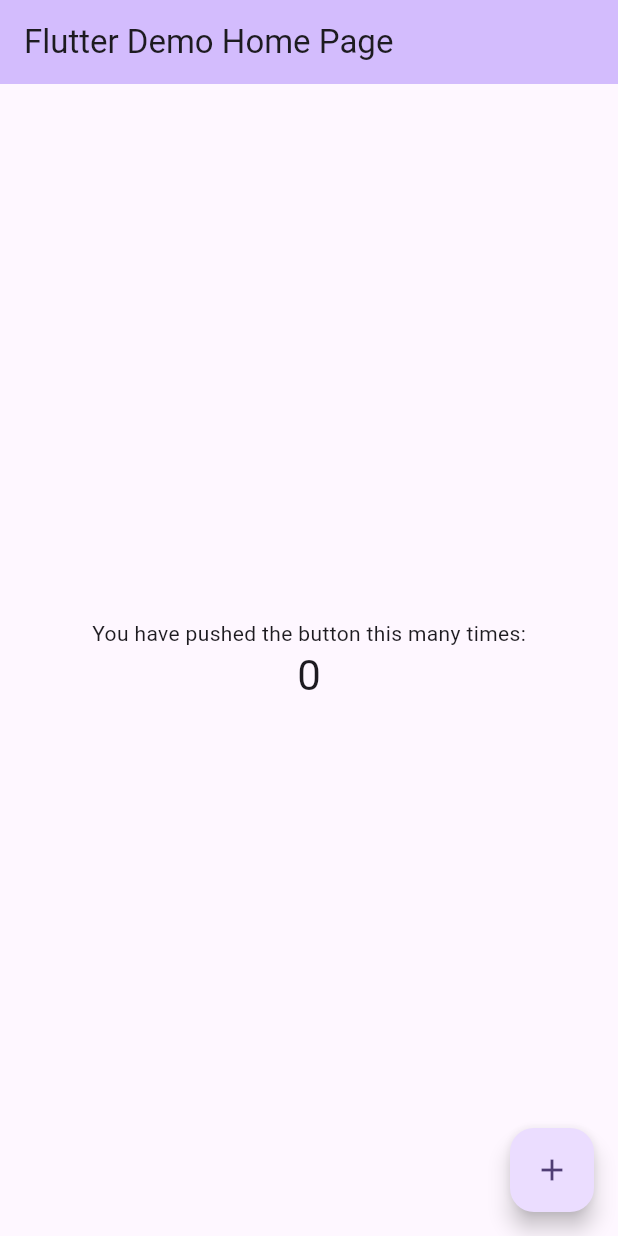
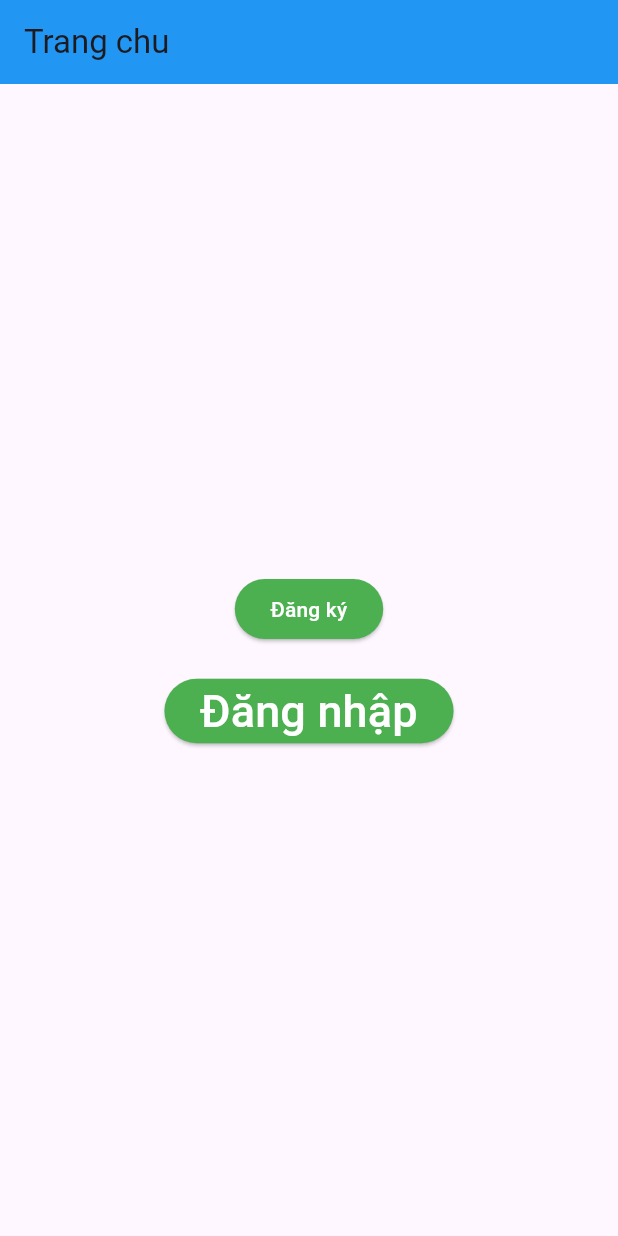
Before and after one commit to trandai03/final_mobile, a Flutter app: the screen it shows after launch, on a phone screen of 412 x 824 dp. Run offline on Flutter 3.47's test engine with Material 3 defaults, Android fonts, the phone set to English and light mode, and no system bars; our stand-ins replace firebase_auth, firebase_core; accounts and stored records are empty.

Commit message:
update
chạy được trên web nhé

```diff
--- a/Cat_api/lib/main.dart
+++ b/Cat_api/lib/main.dart
@@ -1,125 +1,37 @@
+import 'package:cat_api/widgets/homepage.dart';
+import 'package:cat_api/widgets/register.dart';
+import 'package:firebase_core/firebase_core.dart';
+import 'package:flutter/foundation.dart';
 import 'package:flutter/material.dart';
 
-void main() {
+Future<void> main() async {
+  WidgetsFlutterBinding.ensureInitialized();
+  if (kIsWeb) {
+    await Firebase.initializeApp(
+        options: FirebaseOptions(
+            apiKey: "AIzaSyCmyER6TNPQrBGZ1kT2posEH3jS52uGlb8",
+            appId: "1:437172282524:web:fc2ab1f05e9ee4c38b7959",
+            messagingSenderId: "437172282524",
+            projectId: "shop-cat-eb9d3"));
+  }
+  await Firebase.initializeApp();
   runApp(const MyApp());
 }
 
 class MyApp extends StatelessWidget {
   const MyApp({super.key});
 
-  // This widget is the root of your application.
   @override
   Widget build(BuildContext context) {
     return MaterialApp(
-      title: 'Flutter Demo',
-      theme: ThemeData(
-        // This is the theme of your application.
-        //
-        // TRY THIS: Try running your application with "flutter run". You'll see
-        // the application has a purple toolbar. Then, without quitting the app,
-        // try changing the seedColor in the colorScheme below to Colors.green
-        // and then invoke "hot reload" (save your changes or press the "hot
-        // reload" button in a Flutter-supported IDE, or press "r" if you used
-        // the command line to start the app).
-        //
-        // Notice that the counter didn't reset back to zero; the application
-        // state is not lost during the reload. To reset the state, use hot
-        // restart instead.
-        //
-        // This works for code too, not just values: Most code changes can be
-        // tested with just a hot reload.
-        colorScheme: ColorScheme.fromSeed(seedColor: Colors.deepPurple),
-        useMaterial3: true,
-      ),
-      home: const MyHomePage(title: 'Flutter Demo Home Page'),
+      debugShowCheckedModeBanner: false,
+      title: "Firebase authentication",
+      routes: {
+        "/": (context) => MyHomePage(),
+        "/register": (context) => MyRegister(),
+        // "/login": (context) => MyLogin(),
+        // "/content": (context) => MyContent(),
+      },
     );
   }
 }
-
-class MyHomePage extends StatefulWidget {
-  const MyHomePage({super.key, required this.title});
-
-  // This widget is the home page of your application. It is stateful, meaning
-  // that it has a State object (defined below) that contains fields that affect
-  // how it looks.
-
-  // This class is the configuration for the state. It holds the values (in this
-  // case the title) provided by the parent (in this case the App widget) and
-  // used by the build method of the State. Fields in a Widget subclass are
-  // always marked "final".
-
-  final String title;
-
-  @override
-  State<MyHomePage> createState() => _MyHomePageState();
-}
-
-class _MyHomePageState extends State<MyHomePage> {
-  int _counter = 0;
-
-  void _incrementCounter() {
-    setState(() {
-      // This call to setState tells the Flutter framework that something has
-      // changed in this State, which causes it to rerun the build method below
-      // so that the display can reflect the updated values. If we changed
-      // _counter without calling setState(), then the build method would not be
-      // called again, and so nothing would appear to happen.
-      _counter++;
-    });
-  }
-
-  @override
-  Widget build(BuildContext context) {
-    // This method is rerun every time setState is called, for instance as done
-    // by the _incrementCounter method above.
-    //
-    // The Flutter framework has been optimized to make rerunning build methods
-    // fast, so that you can just rebuild anything that needs updating rather
-    // than having to individually change instances of widgets.
-    return Scaffold(
-      appBar: AppBar(
-        // TRY THIS: Try changing the color here to a specific color (to
-        // Colors.amber, perhaps?) and trigger a hot reload to see the AppBar
-        // change color while the other colors stay the same.
-        backgroundColor: Theme.of(context).colorScheme.inversePrimary,
-        // Here we take the value from the MyHomePage object that was created by
-        // the App.build method, and use it to set our appbar title.
-        title: Text(widget.title),
-      ),
-      body: Center(
-        // Center is a layout widget. It takes a single child and positions it
-        // in the middle of the parent.
-        child: Column(
-          // Column is also a layout widget. It takes a list of children and
-          // arranges them vertically. By default, it sizes itself to fit its
-          // children horizontally, and tries to be as tall as its parent.
-          //
-          // Column has various properties to control how it sizes itself and
-          // how it positions its children. Here we use mainAxisAlignment to
-          // center the children vertically; the main axis here is the vertical
-          // axis because Columns are vertical (the cross axis would be
-          // horizontal).
-          //
-          // TRY THIS: Invoke "debug painting" (choose the "Toggle Debug Paint"
-          // action in the IDE, or press "p" in the console), to see the
-          // wireframe for each widget.
-          mainAxisAlignment: MainAxisAlignment.center,
-          children: <Widget>[
-            const Text(
-              'You have pushed the button this many times:',
-            ),
-            Text(
-              '$_counter',
-              style: Theme.of(context).textTheme.headlineMedium,
-            ),
-          ],
-        ),
-      ),
-      floatingActionButton: FloatingActionButton(
-        onPressed: _incrementCounter,
-        tooltip: 'Increment',
-        child: const Icon(Icons.add),
-      ), // This trailing comma makes auto-formatting nicer for build methods.
-    );
-  }
-}
--- /dev/null
+++ b/Cat_api/lib/widgets/homepage.dart
@@ -0,0 +1,47 @@
+import 'package:flutter/material.dart';
+
+class MyHomePage extends StatelessWidget {
+  const MyHomePage({super.key});
+
+  @override
+  Widget build(BuildContext context) {
+    return Scaffold(
+      appBar: AppBar(
+        title: Text("Trang chu"),
+        backgroundColor: Colors.blue,
+      ),
+      body: Center(
+        child: Column(
+          mainAxisAlignment: MainAxisAlignment.center,
+          children: [
+            ElevatedButton(
+              onPressed: () =>
+                  Navigator.of(context).popAndPushNamed("/register"),
+              child: Text('Đăng ký'),
+              style: ButtonStyle(
+                backgroundColor: MaterialStatePropertyAll<Color>(Colors.green),
+                foregroundColor: MaterialStatePropertyAll<Color>(Colors.white),
+              ),
+            ),
+            SizedBox(
+              height: 20,
+            ),
+            ElevatedButton(
+              onPressed: () => Navigator.of(context).popAndPushNamed("/login"),
+              child: Text(
+                "Đăng nhập",
+                style: TextStyle(
+                  fontSize: 30,
+                ),
+              ),
+              style: ButtonStyle(
+                backgroundColor: MaterialStatePropertyAll<Color>(Colors.green),
+                foregroundColor: MaterialStatePropertyAll<Color>(Colors.white),
+              ),
+            )
+          ],
+        ),
+      ),
+    );
+  }
+}
--- a/Cat_api/pubspec.yaml
+++ b/Cat_api/pubspec.yaml
@@ -35,7 +35,8 @@ dependencies:
   # The following adds the Cupertino Icons font to your application.
   # Use with the CupertinoIcons class for iOS style icons.
   cupertino_icons: ^1.0.2
-
+  firebase_core: ^2.25.4
+  firebase_auth: ^4.17.4
 dev_dependencies:
   flutter_test:
     sdk: flutter
```
Also changed, not shown: Cat_api/lib/firebase_authencation/firebase_auth.dart (added, +27 -0 lines), Cat_api/lib/widgets/register.dart (added, +61 -0 lines), Cat_api/pubspec.lock, 43 other files.
